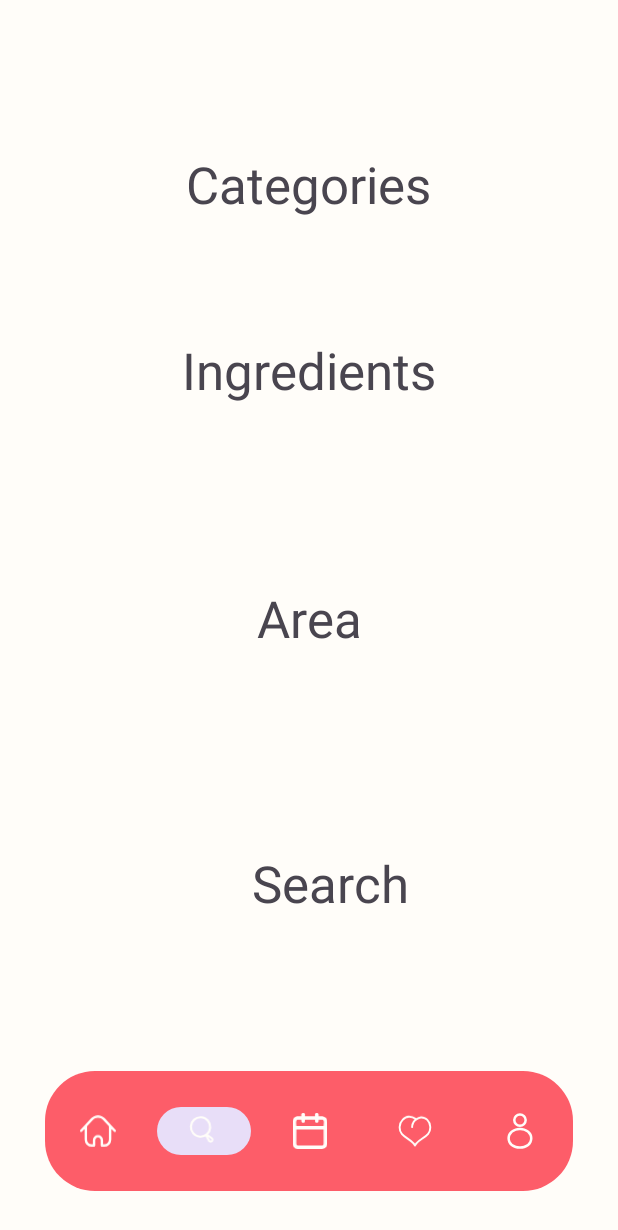
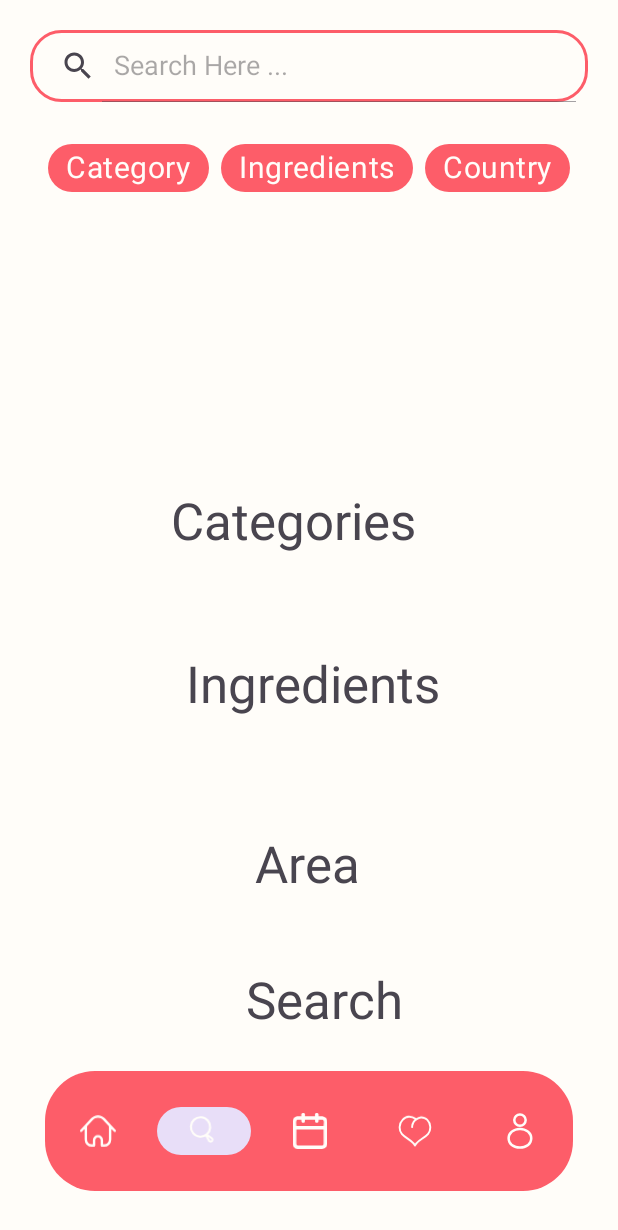
Before and after one commit to RofaidaSobhy/FoodPlannerApp_BiteRight, an Android app: the SearchFragment screen opened through its navigation route, on a phone screen of 412 x 824 dp. Shown: the top 1230 px of the screen. Run offline under Robolectric (Android 15) with nearby library versions, the phone set to English and light mode, and no system bars; our stand-ins replace navigation-ui; Roboto replaces fonts that are not available here; 2 statements that could not run were skipped.

Commit message:
Search Screen: UI v1

```diff
--- /dev/null
+++ b/app/src/main/res/color/chip_background_color.xml
@@ -0,0 +1,5 @@
+<?xml version="1.0" encoding="utf-8"?>
+<selector xmlns:android="http://schemas.android.com/apk/res/android">
+    <item android:color="@color/Pink" android:state_checked="true"/>
+    <item android:color="@color/RedPinkMain" android:state_checked="false"/>
+</selector>
--- /dev/null
+++ b/app/src/main/res/color/chip_text_color.xml
@@ -0,0 +1,5 @@
+<?xml version="1.0" encoding="utf-8"?>
+<selector xmlns:android="http://schemas.android.com/apk/res/android">
+    <item android:color="@color/WhiteBeige" android:state_checked="false"/>
+    <item android:color="@color/BrownLetters" android:state_checked="true"/>
+</selector>
--- /dev/null
+++ b/app/src/main/res/drawable/search_view.xml
@@ -0,0 +1,5 @@
+<?xml version="1.0" encoding="utf-8"?>
+<shape xmlns:android="http://schemas.android.com/apk/res/android">
+    <corners android:radius="20dp"/>
+    <stroke android:color="@color/RedPinkMain" android:width="2dp"/>
+</shape>
--- a/app/src/main/res/layout/fragment_search.xml
+++ b/app/src/main/res/layout/fragment_search.xml
@@ -4,8 +4,62 @@
     xmlns:tools="http://schemas.android.com/tools"
     android:layout_width="match_parent"
     android:layout_height="match_parent"
-    tools:context=".search.view.SearchFragment"
-    android:background="@color/WhiteBeige">
+    android:background="@color/WhiteBeige"
+    tools:context=".search.view.SearchFragment">
+
+
+    <SearchView
+        android:id="@+id/searchView"
+        android:layout_width="match_parent"
+        android:layout_height="wrap_content"
+        android:layout_marginStart="20dp"
+        android:layout_marginTop="20dp"
+        android:layout_marginEnd="20dp"
+        android:background="@drawable/search_view"
+        android:iconifiedByDefault="false"
+        android:queryHint="Search Here ..."
+        app:layout_constraintEnd_toEndOf="parent"
+        app:layout_constraintHorizontal_bias="0.5"
+        app:layout_constraintStart_toStartOf="parent"
+        app:layout_constraintTop_toTopOf="parent" />
+
+    <com.google.android.material.chip.ChipGroup
+        android:id="@+id/chipGroup"
+        android:layout_width="wrap_content"
+        android:layout_height="wrap_content"
+        android:layout_marginTop="20dp"
+        app:layout_constraintEnd_toEndOf="parent"
+        app:layout_constraintHorizontal_bias="0.5"
+        app:layout_constraintStart_toStartOf="parent"
+        app:layout_constraintTop_toBottomOf="@+id/searchView"
+        app:singleSelection="true"
+        >
+
+        <com.google.android.material.chip.Chip
+            android:id="@+id/chip_category"
+            style="@style/CustomChipStyle"
+            android:layout_width="wrap_content"
+            android:layout_height="wrap_content"
+            android:text="@string/category"
+          />
+
+        <com.google.android.material.chip.Chip
+            android:id="@+id/chip_ingredient"
+            style="@style/CustomChipStyle"
+            android:layout_width="wrap_content"
+            android:layout_height="wrap_content"
+            android:text="@string/Ingredients"
+
+             />
+
+        <com.google.android.material.chip.Chip
+            android:id="@+id/chip_country"
+            style="@style/CustomChipStyle"
+            android:layout_width="wrap_content"
+            android:layout_height="wrap_content"
+            android:text="@string/country"
+          />
+    </com.google.android.material.chip.ChipGroup>
 
     <TextView
         android:id="@+id/txt_area"
@@ -15,10 +69,10 @@
         android:textSize="34sp"
         app:layout_constraintBottom_toBottomOf="parent"
         app:layout_constraintEnd_toEndOf="parent"
-        app:layout_constraintHorizontal_bias="0.5"
+        app:layout_constraintHorizontal_bias="0.498"
         app:layout_constraintStart_toStartOf="parent"
         app:layout_constraintTop_toTopOf="parent"
-        app:layout_constraintVertical_bias="0.5" />
+        app:layout_constraintVertical_bias="0.71" />
 
     <TextView
         android:id="@+id/txt_search"
@@ -28,10 +82,10 @@
         android:textSize="34sp"
         app:layout_constraintBottom_toBottomOf="parent"
         app:layout_constraintEnd_toEndOf="parent"
-        app:layout_constraintHorizontal_bias="0.547"
+        app:layout_constraintHorizontal_bias="0.534"
         app:layout_constraintStart_toStartOf="parent"
         app:layout_constraintTop_toTopOf="parent"
-        app:layout_constraintVertical_bias="0.727" />
+        app:layout_constraintVertical_bias="0.826" />
 
     <TextView
         android:id="@+id/txt_ingredients"
@@ -41,10 +95,10 @@
         android:textSize="34sp"
         app:layout_constraintBottom_toBottomOf="parent"
         app:layout_constraintEnd_toEndOf="parent"
-        app:layout_constraintHorizontal_bias="0.501"
+        app:layout_constraintHorizontal_bias="0.512"
         app:layout_constraintStart_toStartOf="parent"
         app:layout_constraintTop_toTopOf="parent"
-        app:layout_constraintVertical_bias="0.288" />
+        app:layout_constraintVertical_bias="0.556" />
 
     <TextView
         android:id="@+id/txt_categories"
@@ -54,8 +108,8 @@
         android:textSize="34sp"
         app:layout_constraintBottom_toBottomOf="parent"
         app:layout_constraintEnd_toEndOf="parent"
-        app:layout_constraintHorizontal_bias="0.498"
+        app:layout_constraintHorizontal_bias="0.459"
         app:layout_constraintStart_toStartOf="parent"
         app:layout_constraintTop_toTopOf="parent"
-        app:layout_constraintVertical_bias="0.128" />
+        app:layout_constraintVertical_bias="0.416" />
 </androidx.constraintlayout.widget.ConstraintLayout>
--- a/app/src/main/res/values/strings.xml
+++ b/app/src/main/res/values/strings.xml
@@ -24,4 +24,6 @@
     <string name="Instructions">Instructions</string>
     <string name="Video">Video</string>
     <string name="Recipe">Recipe</string>
+    <string name="category">Category</string>
+    <string name="country">Country</string>
 </resources>
--- a/app/src/main/res/values/style.xml
+++ b/app/src/main/res/values/style.xml
@@ -17,5 +17,11 @@
         <item name="cornerSize">50%</item>
     </style>
 
+    <style name="CustomChipStyle" parent="Widget.MaterialComponents.Chip.Filter">
+        <item name="chipBackgroundColor" >@color/chip_background_color</item>
+        <item name="android:textColor">@color/chip_text_color</item>
+        <item name="android:textSize">20dp</item>
+        <item name="android:textStyle">bold</item>
 
+    </style>
 </resources>
```
